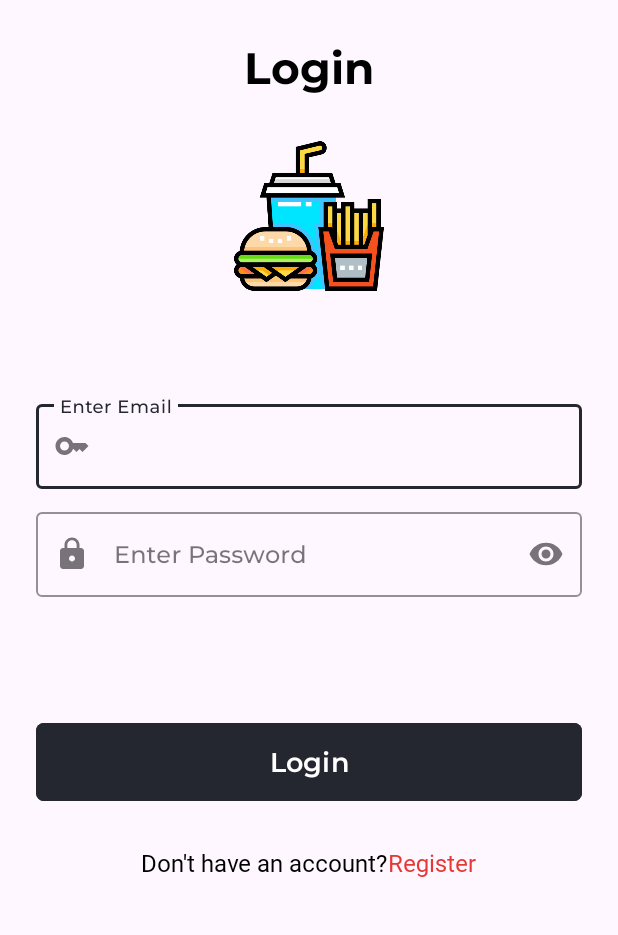
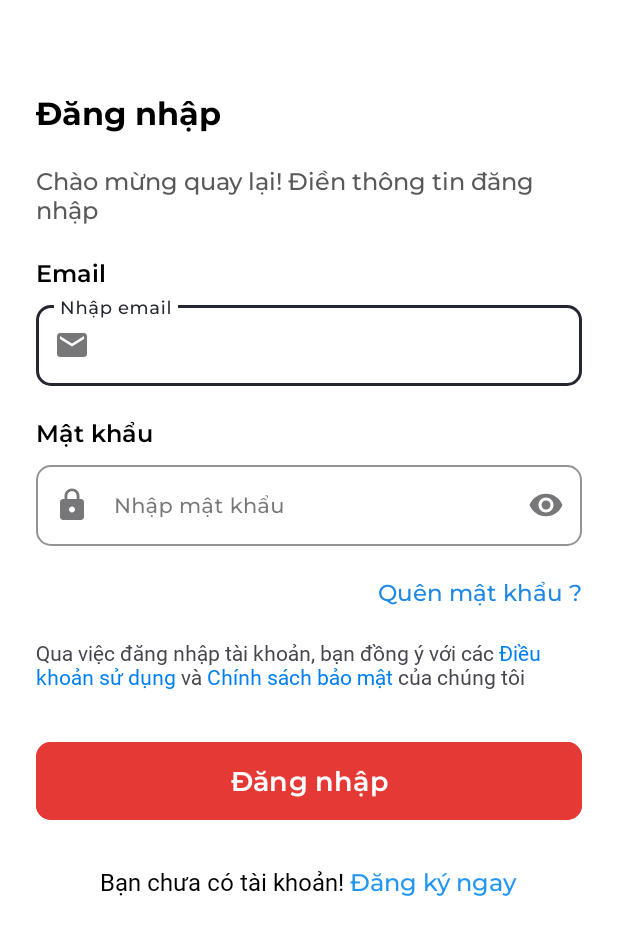
Before and after one commit to Avengers-Technology/AndroidKotlin-FastFood, an Android app: the screen it shows after launch (LoginAct), on a phone screen of 412 x 824 dp. Shown: the top 935 px of the screen. Run offline under Robolectric (Android 15) with nearby library versions, the phone set to English and light mode, and no system bars; 1 statement that could not run was skipped.

Commit message:
Update UI Login

```diff
--- a/app/src/main/java/com/example/smeb9716/adapter/UserAdapter.kt
+++ b/app/src/main/java/com/example/smeb9716/adapter/UserAdapter.kt
@@ -17,7 +17,7 @@ class UserAdapter(
     }
 
     override fun bind(binding: ItemUserBinding, item: User, position: Int) {
-        binding.tvName.text = item.title
-        binding.tvEmail.text = item.body
+        binding.tvName.text = "item.title"
+        binding.tvEmail.text = "item.body"
     }
 }
--- a/app/src/main/res/layout/act_login.xml
+++ b/app/src/main/res/layout/act_login.xml
@@ -3,63 +3,95 @@
     xmlns:app="http://schemas.android.com/apk/res-auto"
     android:layout_width="match_parent"
     android:layout_height="match_parent"
-    android:padding="@dimen/margin_24">
+    android:padding="@dimen/margin_24"
+    android:background="@color/white">
 
     <TextView
-        android:id="@+id/tvTitleRole"
+        android:id="@+id/tv_label_login"
         android:layout_width="wrap_content"
         android:layout_height="wrap_content"
         android:fontFamily="@font/montserrat_bold"
         android:text="@string/login"
         android:textColor="@color/black"
-        android:textSize="@dimen/text_size_29"
-        app:layout_constraintEnd_toEndOf="parent"
+        android:textSize="@dimen/text_size_21"
+        android:layout_marginTop="@dimen/margin_36"
         app:layout_constraintStart_toStartOf="parent"
         app:layout_constraintTop_toTopOf="parent" />
 
-    <ImageView
-        android:id="@+id/imvRole"
-        android:layout_width="@dimen/margin_100"
-        android:layout_height="@dimen/margin_100"
-        android:layout_marginTop="@dimen/margin_30"
-        android:src="@drawable/ic_working"
-        app:layout_constraintEnd_toEndOf="parent"
+    <TextView
+        android:id="@+id/tv_welcome_login"
+        android:layout_width="wrap_content"
+        android:layout_height="wrap_content"
+        android:layout_marginTop="@dimen/margin_20"
+        android:text="@string/welcome_login"
+        android:textSize="@dimen/text_size_16"
+        android:textColor="@color/gray_595959"
+        android:fontFamily="@font/montserrat_medium"
         app:layout_constraintStart_toStartOf="parent"
-        app:layout_constraintTop_toBottomOf="@id/tvTitleRole" />
+        app:layout_constraintTop_toBottomOf="@id/tv_label_login" />
+
+    <TextView
+        android:id="@+id/tv_label_email"
+        android:layout_width="wrap_content"
+        android:layout_height="wrap_content"
+        app:layout_constraintTop_toBottomOf="@id/tv_welcome_login"
+        app:layout_constraintStart_toStartOf="parent"
+        android:layout_marginTop="@dimen/margin_20"
+        android:text="@string/title_email"
+        android:textSize="@dimen/text_size_16"
+        android:fontFamily="@font/montserrat_semi_bold"
+        android:textColor="@color/black"/>
 
     <com.google.android.material.textfield.TextInputLayout
         android:id="@+id/tilEmail"
-        style="@style/Widget.MaterialComponents.TextInputLayout.OutlinedBox"
+        style="@style/CustomTextInputLayout"
         android:layout_width="match_parent"
         android:layout_height="wrap_content"
-        android:layout_marginTop="@dimen/margin_70"
+        android:layout_marginTop="@dimen/margin_5"
         android:fontFamily="@font/montserrat_medium"
         android:hint="@string/enter_email"
         app:boxStrokeColor="@color/primary"
         app:endIconMode="clear_text"
         app:hintTextColor="@color/primary"
-        app:layout_constraintTop_toBottomOf="@id/imvRole"
-        app:startIconDrawable="@drawable/ic_key">
+        app:layout_constraintTop_toBottomOf="@id/tv_label_email"
+        app:startIconDrawable="@drawable/ic_email">
 
         <com.google.android.material.textfield.TextInputEditText
             android:id="@+id/edtEmail"
             android:layout_width="match_parent"
             android:layout_height="match_parent"
-            android:fontFamily="@font/montserrat_medium" />
+            android:fontFamily="@font/montserrat_medium"
+            android:textSize="@dimen/text_size_14"/>
     </com.google.android.material.textfield.TextInputLayout>
+
+    <TextView
+        android:id="@+id/tv_label_password"
+        android:layout_width="wrap_content"
+        android:layout_height="wrap_content"
+        app:layout_constraintTop_toBottomOf="@id/tilEmail"
+        app:layout_constraintStart_toStartOf="parent"
+        android:layout_marginTop="@dimen/margin_20"
+        android:text="@string/title_password"
+        android:textSize="@dimen/text_size_16"
+        android:fontFamily="@font/montserrat_semi_bold"
+        android:textColor="@color/black"/>
 
     <com.google.android.material.textfield.TextInputLayout
         android:id="@+id/tilPassword"
-        style="@style/Widget.MaterialComponents.TextInputLayout.OutlinedBox"
+        style="@style/CustomTextInputLayout"
         android:layout_width="match_parent"
         android:layout_height="wrap_content"
-        android:layout_marginTop="@dimen/margin_10"
+        android:layout_marginTop="@dimen/margin_5"
         android:fontFamily="@font/montserrat_medium"
         android:hint="@string/enter_password"
         app:boxStrokeColor="@color/primary"
+        app:boxCornerRadiusTopEnd="@dimen/margin_10"
+        app:boxCornerRadiusBottomEnd="@dimen/margin_10"
+        app:boxCornerRadiusBottomStart="@dimen/margin_10"
+        app:boxCornerRadiusTopStart="@dimen/margin_10"
         app:endIconMode="password_toggle"
         app:hintTextColor="@color/primary"
-        app:layout_constraintTop_toBottomOf="@id/tilEmail"
+        app:layout_constraintTop_toBottomOf="@id/tv_label_password"
         app:startIconDrawable="@drawable/ic_password">
 
         <com.google.android.material.textfield.TextInputEditText
@@ -67,21 +99,45 @@
             android:layout_width="match_parent"
             android:layout_height="match_parent"
             android:fontFamily="@font/montserrat_medium"
-            android:inputType="textPassword" />
+            android:inputType="textPassword"
+            android:textSize="@dimen/text_size_14"/>
     </com.google.android.material.textfield.TextInputLayout>
+
+    <TextView
+        android:id="@+id/tv_forgot_password"
+        android:layout_width="wrap_content"
+        android:layout_height="wrap_content"
+        android:text="@string/forgot_password"
+        app:layout_constraintTop_toBottomOf="@id/tilPassword"
+        app:layout_constraintEnd_toEndOf="parent"
+        android:layout_marginTop="@dimen/margin_20"
+        android:textSize="@dimen/text_size_15"
+        android:textColor="@color/blue600"
+        android:fontFamily="@font/montserrat_medium"/>
+
+    <TextView
+        android:id="@+id/tv_policy"
+        android:layout_width="wrap_content"
+        android:layout_height="wrap_content"
+        android:text="@string/policy"
+        android:textSize="@dimen/text_size_14"
+        android:layout_marginTop="@dimen/margin_20"
+        android:fontFamily="@font/montserrat_regular"
+        app:layout_constraintTop_toBottomOf="@id/tv_forgot_password"
+        app:layout_constraintStart_toStartOf="parent" />
 
     <com.google.android.material.button.MaterialButton
         android:id="@+id/btnLogin"
         android:layout_width="match_parent"
         android:layout_height="@dimen/margin_60"
-        android:layout_marginTop="@dimen/margin_80"
+        android:layout_marginTop="@dimen/margin_30"
         android:fontFamily="@font/montserrat_semi_bold"
         android:text="@string/login"
         android:textColor="@color/white"
         android:textSize="@dimen/text_size_18"
-        app:cornerRadius="@dimen/margin_5"
-        android:backgroundTint="@color/primary"
-        app:layout_constraintTop_toBottomOf="@id/tilPassword" />
+        app:cornerRadius="@dimen/margin_10"
+        android:backgroundTint="@color/red600"
+        app:layout_constraintTop_toBottomOf="@id/tv_policy" />
 
     <LinearLayout
         android:layout_width="match_parent"
@@ -104,10 +160,11 @@
             android:id="@+id/tvSignUp"
             android:layout_width="wrap_content"
             android:layout_height="wrap_content"
-            android:fontFamily="@font/montserrat_regular"
-            android:text="@string/register"
-            android:textColor="@color/red600"
-            android:textSize="@dimen/text_size_16" />
+            android:fontFamily="@font/montserrat_medium"
+            android:text="@string/register_now"
+            android:textColor="@color/blue500"
+            android:textSize="@dimen/text_size_16"
+            android:layout_marginStart="@dimen/margin_4"/>
 
     </LinearLayout>
 
--- a/app/src/main/res/layout/act_splash.xml
+++ b/app/src/main/res/layout/act_splash.xml
@@ -4,16 +4,26 @@
     android:layout_height="match_parent"
     xmlns:app="http://schemas.android.com/apk/res-auto">
 
-    <com.airbnb.lottie.LottieAnimationView
-        android:id="@+id/lottieAnimationView"
-        android:layout_width="wrap_content"
-        android:layout_height="wrap_content"
-        app:lottie_rawRes="@raw/anim_splash"
-        app:lottie_autoPlay="true"
-        app:lottie_loop="true"
+    <ImageView
+        android:id="@+id/imv_splash"
+        android:layout_width="150dp"
+        android:layout_height="150dp"
+        android:src="@drawable/ic_splash"
         app:layout_constraintTop_toTopOf="parent"
         app:layout_constraintStart_toStartOf="parent"
         app:layout_constraintBottom_toBottomOf="parent"
         app:layout_constraintEnd_toEndOf="parent"/>
 
+    <TextView
+        android:layout_width="wrap_content"
+        android:layout_height="wrap_content"
+        android:textSize="@dimen/text_size_24"
+        android:text="@string/title_splash"
+        android:fontFamily="@font/montserrat_semi_bold"
+        android:textColor="@color/black"
+        android:layout_marginTop="@dimen/margin_12"
+        app:layout_constraintTop_toBottomOf="@+id/imv_splash"
+        app:layout_constraintStart_toStartOf="parent"
+        app:layout_constraintEnd_toEndOf="parent" />
+
 </androidx.constraintlayout.widget.ConstraintLayout>
--- a/app/src/main/res/values/colors.xml
+++ b/app/src/main/res/values/colors.xml
@@ -89,4 +89,6 @@
     <color name="brown800">#4E342E</color>
     <color name="brown900">#3E2723</color>
 
+    <color name="gray_595959">#595959</color>
+
 </resources>
--- a/app/src/main/res/values/strings.xml
+++ b/app/src/main/res/values/strings.xml
@@ -8,11 +8,11 @@
     <string name="favorite">Favorite</string>
     <string name="bookmark">Bookmark</string>
     <string name="profile">Profile</string>
-    <string name="login">Login</string>
-    <string name="enter_email">Enter Email</string>
-    <string name="enter_password">Enter Password</string>
+    <string name="login">Đăng nhập</string>
+    <string name="enter_email">Nhập email</string>
+    <string name="enter_password">Nhập mật khẩu</string>
     <string name="register">Register</string>
-    <string name="have_an_account">Don\'t have an account? </string>
+    <string name="have_an_account">Bạn chưa có tài khoản!</string>
     <string name="enter_name">Enter Name</string>
     <string name="enter_phone_number">Enter Phone Number</string>
     <string name="re_enter_password">Re-enter password</string>
@@ -30,5 +30,12 @@
     <string name="slider_3">Come to Fast Food Delight to experience.</string>
     <string name="slider_4">Fast Food Delight - the perfect destination.</string>
     <string name="slider_5">With fresh ingredients and special recipes.</string>
+    <string name="title_splash">NaFood - Take it easyyyy!</string>
+    <string name="welcome_login">Chào mừng quay lại! Điền thông tin đăng nhập</string>
+    <string name="title_email">Email</string>
+    <string name="title_password">"Mật khẩu "</string>
+    <string name="forgot_password">Quên mật khẩu ?</string>
+    <string name="policy">Qua việc đăng nhập tài khoản, bạn đồng ý với các <font color='#007FF3'>Điều khoản sử dụng</font> và <font color='#007FF3'>Chính sách bảo mật</font> của chúng tôi</string>
+    <string name="register_now">Đăng ký ngay</string>
 
 </resources>
--- a/app/src/main/res/values/themes.xml
+++ b/app/src/main/res/values/themes.xml
@@ -17,4 +17,15 @@
         <item name="android:color">@color/white</item>
         <item name="android:textSize">11sp</item>
     </style>
+
+    <style name="CustomTextInputLayout" parent="Widget.MaterialComponents.TextInputLayout.OutlinedBox">
+        <item name="boxBackgroundColor">@color/white</item>
+        <item name="boxStrokeColor">@color/primary</item>
+        <item name="hintTextColor">@color/primary</item>
+        <item name="android:textColor">@color/primary</item>
+        <item name="boxCornerRadiusTopEnd">@dimen/margin_10</item>
+        <item name="boxCornerRadiusBottomEnd">@dimen/margin_10</item>
+        <item name="boxCornerRadiusBottomStart">@dimen/margin_10</item>
+        <item name="boxCornerRadiusTopStart">@dimen/margin_10</item>
+    </style>
 </resources>
```
Also changed, not shown: app/src/main/res/drawable/ic_splash.png (added), app/src/main/res/mipmap-hdpi/ic_launcher.png, app/src/main/res/mipmap-mdpi/ic_launcher.png, app/src/main/res/mipmap-xhdpi/ic_launcher.png, app/src/main/res/mipmap-xxhdpi/ic_launcher.png, app/src/main/res/mipmap-xxxhdpi/ic_launcher.png.
